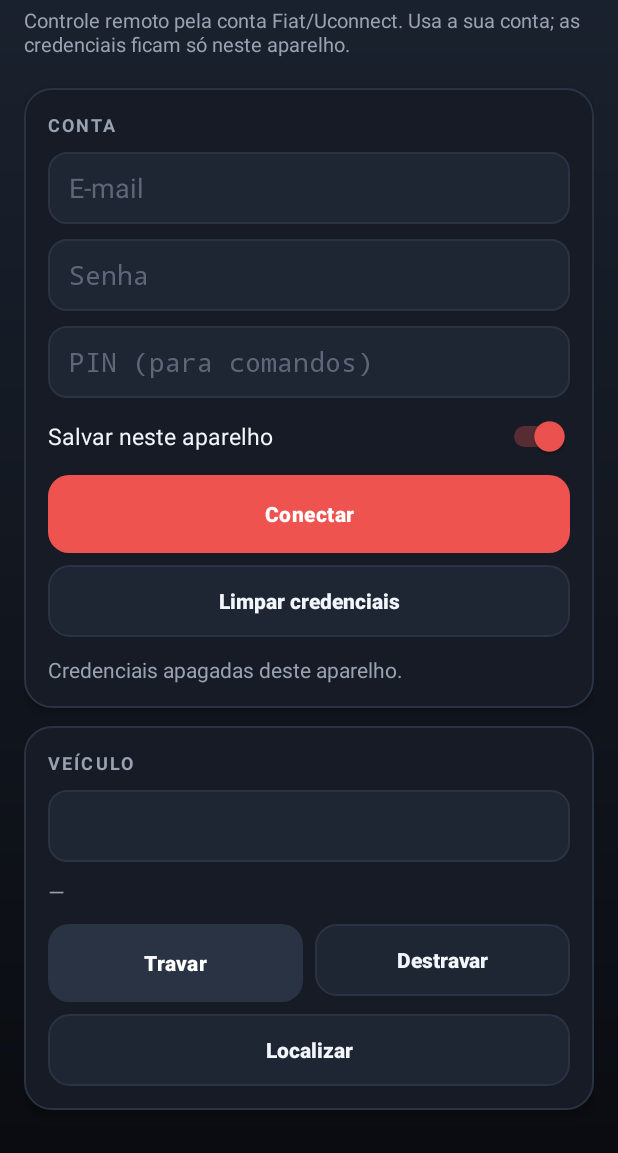
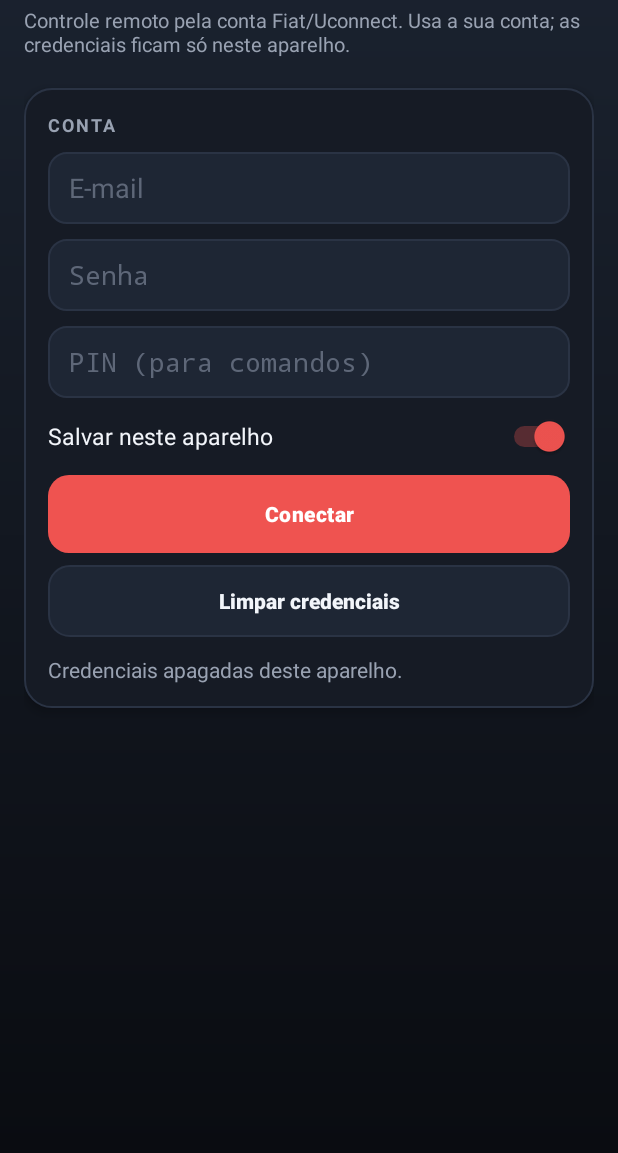
Before and after one commit to paulohenriquekavasouza/obdpulse, an Android app: the screen it shows after launch (MainActivity before the commit, LoginActivity after it), after a tap on "Limpar credenciais", on a phone screen of 412 x 824 dp, the part 83-1236 px from its top. Run offline under Robolectric (Android 15) with nearby library versions, the phone set to English and light mode, and no system bars.

Commit message:
connect: separa telas (Login/Acoes), roteia no abrir e mostra mapa interativo
- LoginActivity (launcher): auto-login se ha credenciais salvas e vai direto para
  Acoes; em falha/expiracao mostra o formulario
- ActionsActivity: seletor de veiculo, info, Travar/Destravar/Localizar, Sair, e
  mapa interativo (OpenStreetMap via Leaflet em WebView) abaixo das opcoes
- SessionHolder guarda a sessao e o PIN em memoria entre as telas
- Trata sessao expirada (erros 403/credencial) voltando ao login para reconectar
- :connect versao 0.1.3

Co-Authored-By: Claude Opus 4.8 <noreply@anthropic.com>
Claude-Session: https://claude.ai/code/session_01DFyDJz75DorSmUSQtBeFtW

```diff
--- a/connect/build.gradle.kts
+++ b/connect/build.gradle.kts
@@ -13,8 +13,8 @@ android {
         applicationId = "br.com.obdpulse.connect"
         minSdk = 26
         targetSdk = 36
-        versionCode = 5
-        versionName = "0.1.2.2"
+        versionCode = 6
+        versionName = "0.1.3"
     }
 
     buildTypes {
--- a/connect/src/main/AndroidManifest.xml
+++ b/connect/src/main/AndroidManifest.xml
@@ -11,12 +11,16 @@
         android:theme="@style/AppTheme">
 
         <activity
-            android:name=".MainActivity"
+            android:name=".LoginActivity"
             android:exported="true">
             <intent-filter>
                 <action android:name="android.intent.action.MAIN" />
                 <category android:name="android.intent.category.LAUNCHER" />
             </intent-filter>
         </activity>
+
+        <activity
+            android:name=".ActionsActivity"
+            android:exported="false" />
     </application>
 </manifest>
--- /dev/null
+++ b/connect/src/main/java/br/com/obdpulse/connect/LoginActivity.kt
@@ -0,0 +1,91 @@
+package br.com.obdpulse.connect
+
+import android.app.Activity
+import android.content.Intent
+import android.os.Bundle
+import android.widget.Button
+import android.widget.EditText
+import android.widget.Switch
+import android.widget.TextView
+import android.widget.Toast
+import kotlinx.coroutines.MainScope
+import kotlinx.coroutines.cancel
+import kotlinx.coroutines.launch
+
+class LoginActivity : Activity() {
+
+    private val scope = MainScope()
+
+    private lateinit var email: EditText
+    private lateinit var password: EditText
+    private lateinit var pin: EditText
+    private lateinit var save: Switch
+    private lateinit var connect: Button
+    private lateinit var clear: Button
+    private lateinit var status: TextView
+
+    override fun onCreate(savedInstanceState: Bundle?) {
+        super.onCreate(savedInstanceState)
+        setContentView(R.layout.activity_login)
+        email = findViewById(R.id.uconnect_email)
+        password = findViewById(R.id.uconnect_password)
+        pin = findViewById(R.id.uconnect_pin)
+        save = findViewById(R.id.uconnect_save)
+        connect = findViewById(R.id.uconnect_connect)
+        clear = findViewById(R.id.uconnect_clear)
+        status = findViewById(R.id.uconnect_status)
+
+        connect.setOnClickListener { doLogin(fromUser = true) }
+        clear.setOnClickListener { clearCredentials() }
+
+        if (UconnectStore.isSaved(this)) {
+            email.setText(UconnectStore.email(this).orEmpty())
+            password.setText(UconnectStore.password(this).orEmpty())
+            pin.setText(UconnectStore.pin(this).orEmpty())
+            doLogin(fromUser = false)
+        }
+    }
+
+    override fun onDestroy() {
+        scope.cancel()
+        super.onDestroy()
+    }
+
+    private fun doLogin(fromUser: Boolean) {
+        val user = email.text.toString().trim()
+        val pass = password.text.toString()
+        if (user.isEmpty() || pass.isEmpty()) {
+            if (fromUser) Toast.makeText(this, R.string.uconnect_need_credentials, Toast.LENGTH_SHORT).show()
+            return
+        }
+        if (fromUser && save.isChecked) UconnectStore.save(this, user, pass, pin.text.toString())
+        setBusy(true)
+        status.setText(R.string.uconnect_status_connecting)
+        scope.launch {
+            try {
+                val session = UconnectClient.login(user, pass)
+                SessionHolder.session = session
+                SessionHolder.pin = pin.text.toString().ifBlank { UconnectStore.pin(this@LoginActivity) }
+                startActivity(Intent(this@LoginActivity, ActionsActivity::class.java))
+                finish()
+            } catch (e: Exception) {
+                status.text = getString(R.string.uconnect_status_error, e.message.orEmpty())
+                setBusy(false)
+            }
+        }
+    }
+
+    private fun clearCredentials() {
+        UconnectStore.clear(this)
+        SessionHolder.clear()
+        email.setText("")
+        password.setText("")
+        pin.setText("")
+        status.setText(R.string.uconnect_cleared)
+    }
+
+    private fun setBusy(busy: Boolean) {
+        connect.isEnabled = !busy
+        clear.isEnabled = !busy
+    }
+}
--- /dev/null
+++ b/connect/src/main/java/br/com/obdpulse/connect/SessionHolder.kt
@@ -0,0 +1,11 @@
+package br.com.obdpulse.connect
+
+object SessionHolder {
+    @Volatile var session: UconnectSession? = null
+    @Volatile var pin: String? = null
+
+    fun clear() {
+        session = null
+        pin = null
+    }
+}
--- a/connect/src/main/res/layout/activity_main.xml
+++ b/connect/src/main/res/layout/activity_login.xml
@@ -117,70 +117,5 @@
                 android:layout_marginTop="12dp"
                 android:text="@string/uconnect_status_idle" />
         </LinearLayout>
-
-        <LinearLayout
-            style="@style/Card"
-            android:layout_width="match_parent"
-            android:layout_height="wrap_content"
-            android:layout_marginTop="12dp"
-            android:layout_marginBottom="4dp">
-
-            <TextView
-                style="@style/SectionLabel"
-                android:layout_width="wrap_content"
-                android:layout_height="wrap_content"
-                android:text="@string/uconnect_vehicle" />
-
-            <Spinner
-                android:id="@+id/uconnect_vehicle"
-                style="@style/Field"
-                android:layout_width="match_parent"
-                android:layout_height="wrap_content"
-                android:layout_marginTop="10dp" />
-
-            <TextView
-                android:id="@+id/uconnect_info"
-                style="@style/BodyText"
-                android:layout_width="match_parent"
-                android:layout_height="wrap_content"
-                android:layout_marginTop="10dp"
-                android:text="—" />
-
-            <LinearLayout
-                android:layout_width="match_parent"
-                android:layout_height="wrap_content"
-                android:layout_marginTop="12dp"
-                android:baselineAligned="false"
-                android:orientation="horizontal">
-
-                <Button
-                    android:id="@+id/uconnect_lock"
-                    style="@style/Button.Primary"
-                    android:layout_width="0dp"
-                    android:layout_height="wrap_content"
-                    android:layout_weight="1"
-                    android:enabled="false"
-                    android:text="@string/uconnect_lock" />
-
-                <Button
-                    android:id="@+id/uconnect_unlock"
-                    style="@style/Button.Secondary"
-                    android:layout_width="0dp"
-                    android:layout_height="wrap_content"
-                    android:layout_marginStart="8dp"
-                    android:layout_weight="1"
-                    android:enabled="false"
-                    android:text="@string/uconnect_unlock" />
-            </LinearLayout>
-
-            <Button
-                android:id="@+id/uconnect_locate"
-                style="@style/Button.Secondary"
-                android:layout_width="match_parent"
-                android:layout_height="wrap_content"
-                android:layout_marginTop="8dp"
-                android:enabled="false"
-                android:text="@string/uconnect_locate" />
-        </LinearLayout>
     </LinearLayout>
 </ScrollView>
--- a/connect/src/main/res/values/strings.xml
+++ b/connect/src/main/res/values/strings.xml
@@ -12,6 +12,11 @@
     <string name="uconnect_connect">Conectar</string>
     <string name="uconnect_clear">Limpar credenciais</string>
     <string name="uconnect_cleared">Credenciais apagadas deste aparelho.</string>
+    <string name="actions_title">Pulse Connect</string>
+    <string name="actions_map">Mapa</string>
+    <string name="actions_loading">Carregando veículos…</string>
+    <string name="uconnect_logout">Sair</string>
+    <string name="uconnect_session_expired">Sessão expirada. Reconectando…</string>
     <string name="uconnect_vehicle">Veículo</string>
     <string name="uconnect_lock">Travar</string>
     <string name="uconnect_unlock">Destravar</string>
```
Also changed, not shown: connect/src/main/java/br/com/obdpulse/connect/ActionsActivity.kt (added, +221 -0 lines), connect/src/main/java/br/com/obdpulse/connect/MainActivity.kt (deleted, +0 -213 lines), connect/src/main/res/layout/activity_actions.xml (added, +92 -0 lines).
